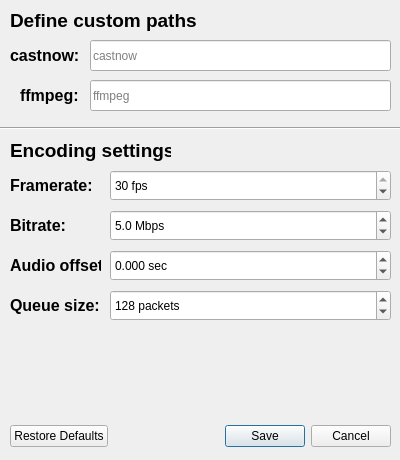
Above: src/configwindow.ui from Rafostar/castnow-gui before the change. Below: the same form after it.
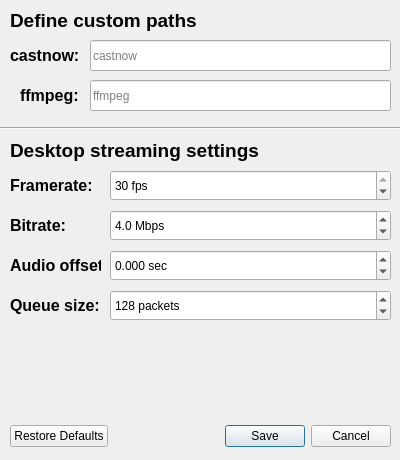
That is the form after the change.

```diff
--- a/src/configwindow.ui
+++ b/src/configwindow.ui
@@ -136,7 +136,7 @@
     <rect>
      <x>10</x>
      <y>10</y>
-     <width>191</width>
+     <width>381</width>
      <height>21</height>
     </rect>
    </property>
@@ -157,7 +157,7 @@
     <rect>
      <x>10</x>
      <y>130</y>
-     <width>161</width>
+     <width>381</width>
      <height>41</height>
     </rect>
    </property>
@@ -170,7 +170,7 @@
     </font>
    </property>
    <property name="text">
-    <string>Encoding settings</string>
+    <string>Desktop streaming settings</string>
    </property>
   </widget>
   <widget class="QLabel" name="bitrateLabel">
@@ -236,7 +236,7 @@
     <double>0.100000000000000</double>
    </property>
    <property name="value">
-    <double>5.000000000000000</double>
+    <double>4.000000000000000</double>
    </property>
   </widget>
   <widget class="QLabel" name="framerateLabel">
```
Left out of the diff: 4 changed lines with no effect on the pictures.
